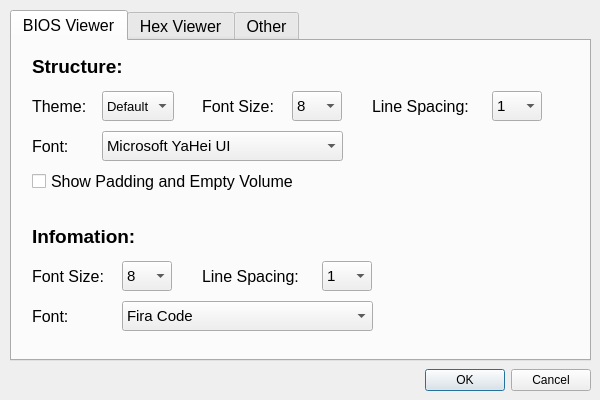
Before: the Qt Designer form SettingsDialog.ui in stephan-zhuchen/BIOS-Viewer, drawn with Qt 5.
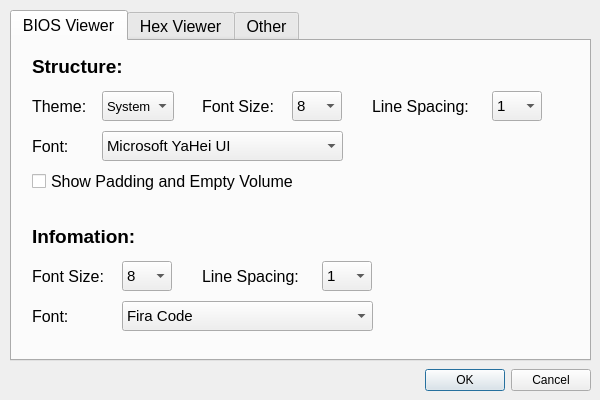
After: the same form once the commit is applied. Icons and pictures are not drawn.

The edit to the form file:
```diff
--- a/SettingsDialog.ui
+++ b/SettingsDialog.ui
@@ -109,7 +109,7 @@
      </property>
      <item>
       <property name="text">
-       <string>Default</string>
+       <string>System</string>
       </property>
      </item>
      <item>
```
Left out of the diff: 5 changed lines with no effect on the pictures.
